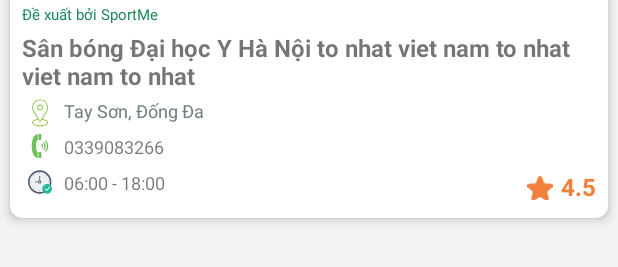
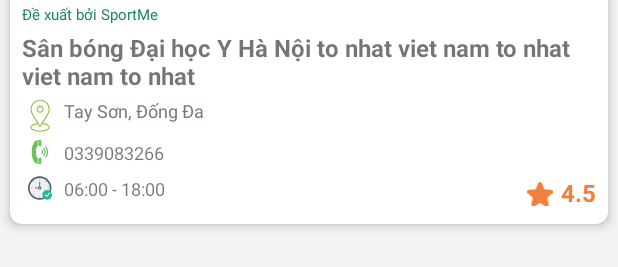
Before and after one commit to levanthoi/Book-Pitch, an Android app: the layout popular_view.xml on its own in the app's theme, with its tools: preview values and no code run, on a phone screen of 412 x 824 dp. Shown: the part 177-444 px from the top of the screen. Run offline under Robolectric (Android 15) with nearby library versions, the phone set to English and light mode, and no system bars.

Commit message:
update mylocation

```diff
--- a/app/src/main/java/com/example/book_pitch/Fragment/HomeFragment.java
+++ b/app/src/main/java/com/example/book_pitch/Fragment/HomeFragment.java
@@ -193,7 +193,7 @@
 
     private void handleLocation() {
         BottomSheetLocation bottomSheetLocation = new BottomSheetLocation();
-//        bottomSheetLocation.setCancelable(false);
+        bottomSheetLocation.setCancelable(false);
         bottomSheetLocation.show(getActivity().getSupportFragmentManager(), bottomSheetLocation.getTag());
     }
 
--- a/app/src/main/res/layout/item_pitch_booked.xml
+++ b/app/src/main/res/layout/item_pitch_booked.xml
@@ -131,6 +131,7 @@
                         android:layout_weight="1" />
 
                     <com.google.android.material.button.MaterialButton
+                        android:id="@+id/btn_primary"
                         android:layout_width="wrap_content"
                         android:layout_height="wrap_content"
                         android:backgroundTint="@color/darkGreen"
--- a/app/src/main/res/layout/popular_view.xml
+++ b/app/src/main/res/layout/popular_view.xml
@@ -51,7 +51,7 @@
         <LinearLayout
             android:id="@+id/location"
             android:layout_width="match_parent"
-            android:layout_height="24dp"
+            android:layout_height="wrap_content"
             android:gravity="top"
             android:orientation="horizontal"
             android:paddingTop="4dp"
```
Also changed, not shown: app/src/main/java/com/example/book_pitch/Adapters/PitchBookedAdapter.java (+13 -0 lines), app/src/main/java/com/example/book_pitch/Fragment/BottomSheetLocation.java (+6 -3 lines).
